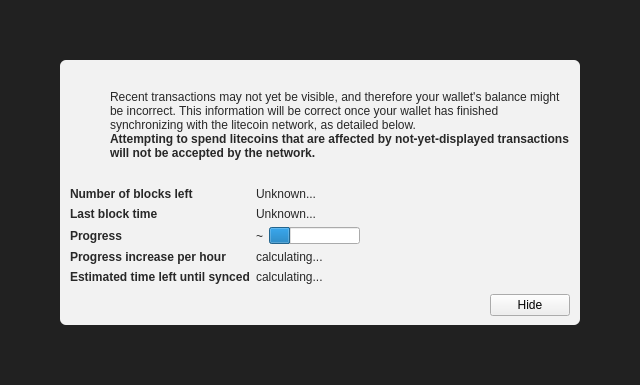
Above: cnccoin/src/qt/forms/modaloverlay.ui from ohathar/cnccoin before the change. Below: the same form after it.
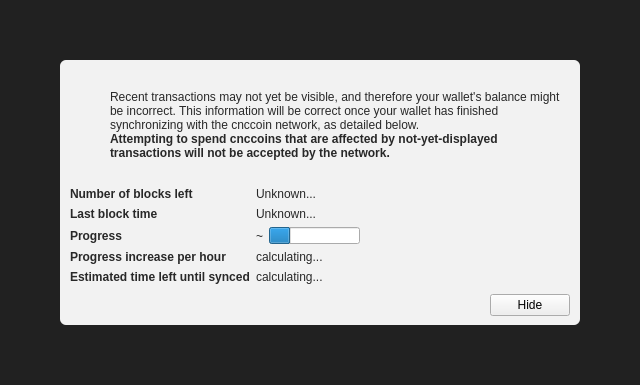
That is the form after the change. Icons and pictures are not drawn. Custom widgets are drawn as their Qt base class.

```diff
--- a/cnccoin/src/qt/forms/modaloverlay.ui
+++ b/cnccoin/src/qt/forms/modaloverlay.ui
@@ -130,7 +130,7 @@
              <item>
               <widget class="QLabel" name="infoText">
                <property name="text">
-                <string>Recent transactions may not yet be visible, and therefore your wallet's balance might be incorrect. This information will be correct once your wallet has finished synchronizing with the litecoin network, as detailed below.</string>
+                <string>Recent transactions may not yet be visible, and therefore your wallet's balance might be incorrect. This information will be correct once your wallet has finished synchronizing with the cnccoin network, as detailed below.</string>
                </property>
                <property name="textFormat">
                 <enum>Qt::RichText</enum>
@@ -149,7 +149,7 @@
                 </font>
                </property>
                <property name="text">
-                <string>Attempting to spend litecoins that are affected by not-yet-displayed transactions will not be accepted by the network.</string>
+                <string>Attempting to spend cnccoins that are affected by not-yet-displayed transactions will not be accepted by the network.</string>
                </property>
                <property name="textFormat">
                 <enum>Qt::RichText</enum>
```
